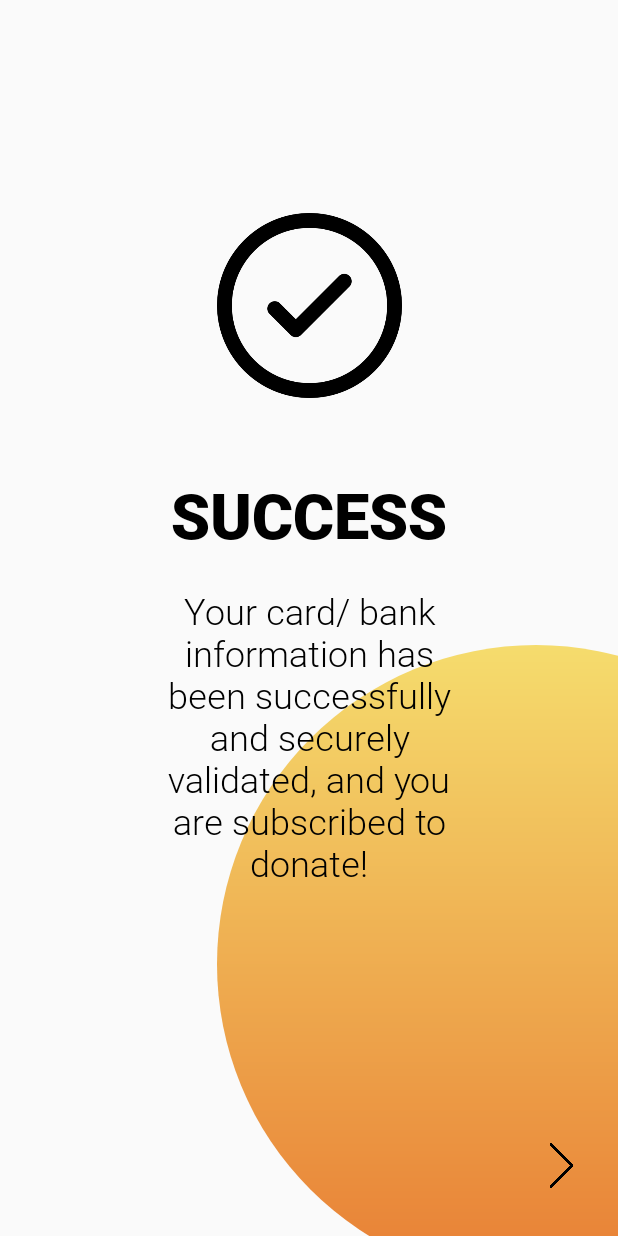
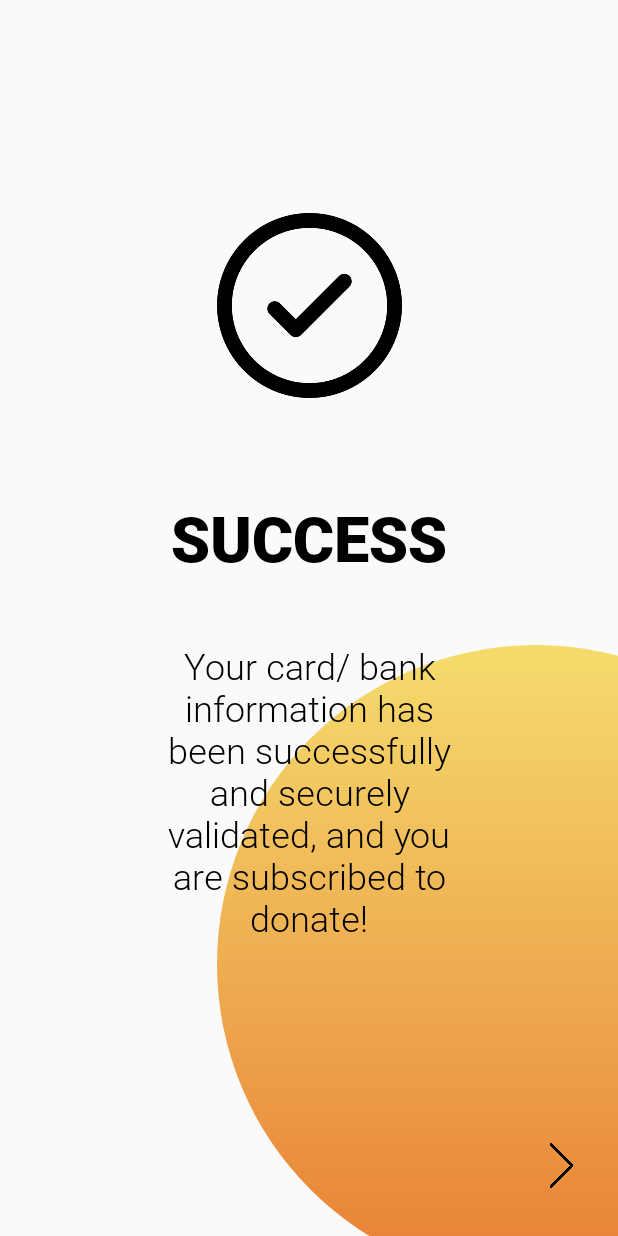
Before and after one commit to collisior/TwoBits, an Android app: the plaidsuccess screen opened directly, with no data from a screen before it, on a phone screen of 412 x 824 dp. Run offline under Robolectric (Android 15) with nearby library versions, the phone set to English and light mode, and no system bars; Roboto replaces fonts that are not available here.

Commit message:
changes to plaid success

```diff
--- a/app/src/main/res/layout/activity_plaidsuccess.xml
+++ b/app/src/main/res/layout/activity_plaidsuccess.xml
@@ -47,7 +47,7 @@
         app:layout_constraintEnd_toEndOf="parent"
         app:layout_constraintStart_toStartOf="parent"
         app:layout_constraintTop_toTopOf="parent"
-        app:layout_constraintVertical_bias="0.41000003" />
+        app:layout_constraintVertical_bias="0.43" />
 
     <TextView
         android:id="@+id/textView10"
@@ -62,7 +62,7 @@
         app:layout_constraintEnd_toEndOf="parent"
         app:layout_constraintStart_toStartOf="parent"
         app:layout_constraintTop_toTopOf="parent"
-        app:layout_constraintVertical_bias="0.64" />
+        app:layout_constraintVertical_bias="0.7" />
 
     <Button
         android:id="@+id/nextButton"
```
Also changed, not shown: app/src/main/AndroidManifest.xml (+8 -7 lines).
